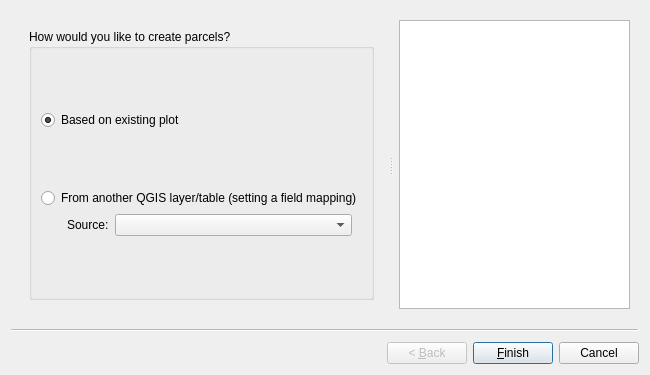
This is asistente_ladm_col/ui/wiz_create_parcel_cadastre.ui in SwissTierrasColombia/Asistente-LADM-COL as Qt 5 draws it before an edit. The edited form follows.
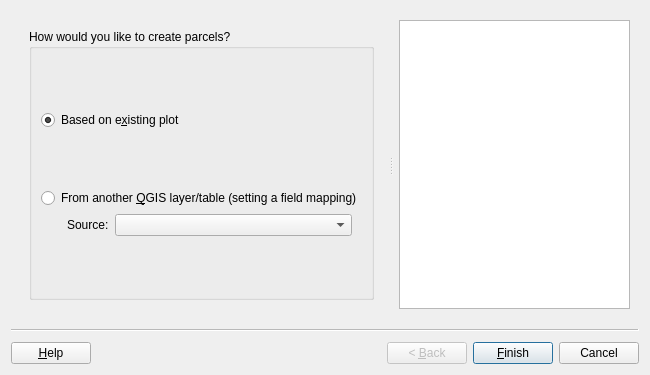
This is the edited form. Custom widgets are drawn as their Qt base class.

Commit message: Linked all exist help buttons

Patch:
```diff
--- a/asistente_ladm_col/ui/wiz_create_parcel_cadastre.ui
+++ b/asistente_ladm_col/ui/wiz_create_parcel_cadastre.ui
@@ -13,6 +13,9 @@
   <property name="windowTitle">
    <string>Create Parcel</string>
   </property>
+  <property name="options">
+   <set>QWizard::HaveHelpButton</set>
+  </property>
   <widget class="QWizardPage" name="wizardPage1">
    <property name="subTitle">
     <string/>
@@ -62,7 +65,7 @@
            <item row="1" column="0">
             <widget class="QRadioButton" name="rad_parcel_from_plot">
              <property name="text">
-              <string>Based on existing plot</string>
+              <string>Based on e&amp;xisting plot</string>
              </property>
              <property name="checked">
               <bool>true</bool>
@@ -88,7 +91,7 @@
               <bool>true</bool>
              </property>
              <property name="text">
-              <string>From another QGIS layer/table (setting a field mapping)</string>
+              <string>From another &amp;QGIS layer/table (setting a field mapping)</string>
              </property>
             </widget>
            </item>
```
Left out of the diff: 4 changed lines with no effect on the pictures. The commit also changes 17 other files.
